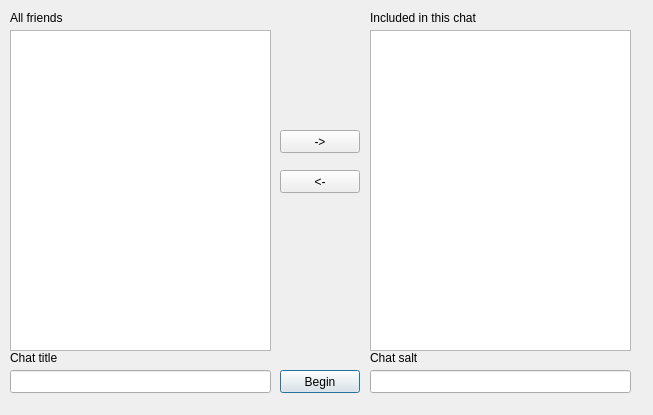
Above: form_gui/chatinit.ui from ExarchD/DNTencrypt before the change. Below: the same form after it.
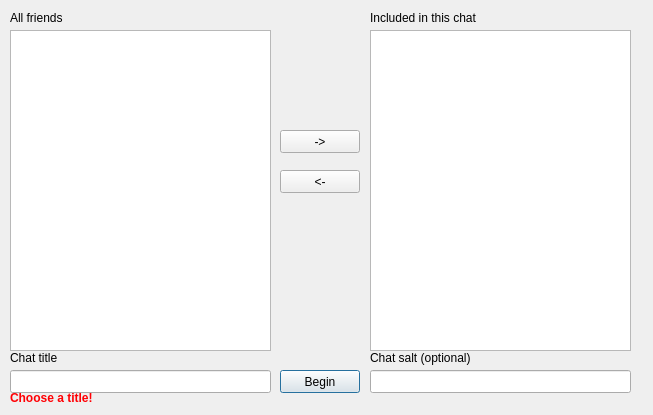
That is the form after the change.

Commit message: Adds functionality to the chatinit window

```diff
--- a/form_gui/chatinit.ui
+++ b/form_gui/chatinit.ui
@@ -23,7 +23,7 @@
     </rect>
    </property>
    <property name="text">
-    <string>Chat salt</string>
+    <string>Chat salt (optional)</string>
    </property>
   </widget>
   <widget class="QLabel" name="label">
@@ -156,6 +156,25 @@
     <string>&lt;-</string>
    </property>
   </widget>
+  <widget class="QLabel" name="warn_notitle">
+   <property name="geometry">
+    <rect>
+     <x>10</x>
+     <y>390</y>
+     <width>201</width>
+     <height>16</height>
+    </rect>
+   </property>
+   <property name="font">
+    <font>
+     <weight>75</weight>
+     <bold>true</bold>
+    </font>
+   </property>
+   <property name="text">
+    <string>&lt;html&gt;&lt;head/&gt;&lt;body&gt;&lt;p&gt;&lt;span style=&quot; color:#ff0004;&quot;&gt;Choose a title!&lt;/span&gt;&lt;/p&gt;&lt;/body&gt;&lt;/html&gt;</string>
+   </property>
+  </widget>
  </widget>
  <resources/>
  <connections/>
```
The commit also changes 4 other files.
